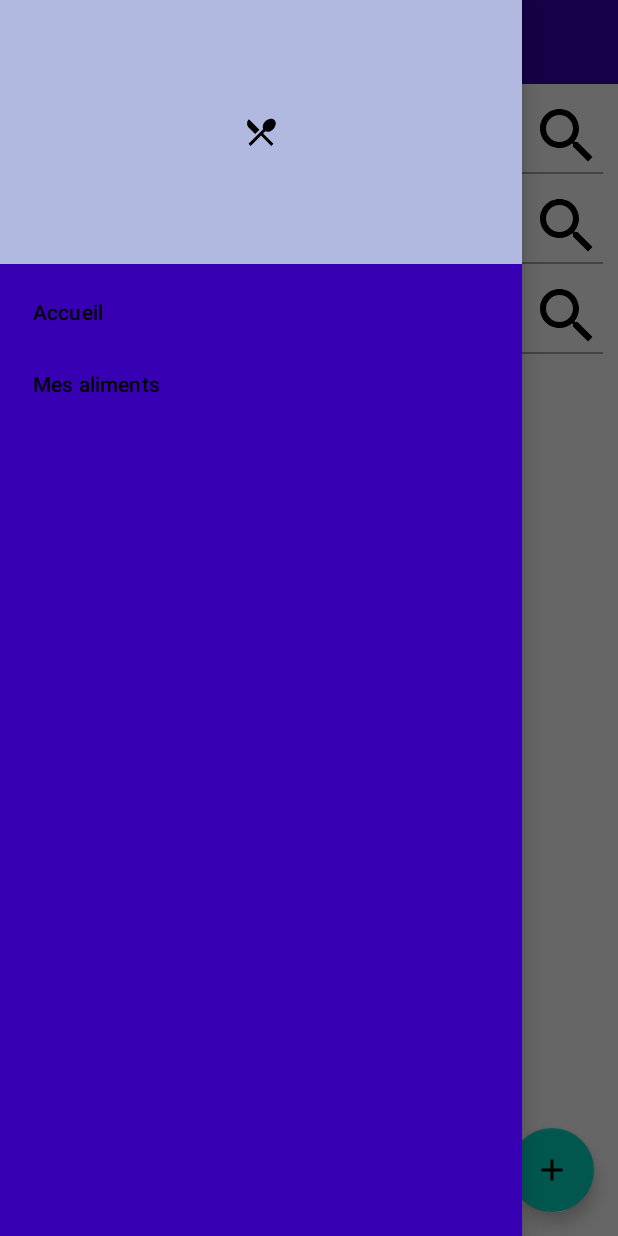
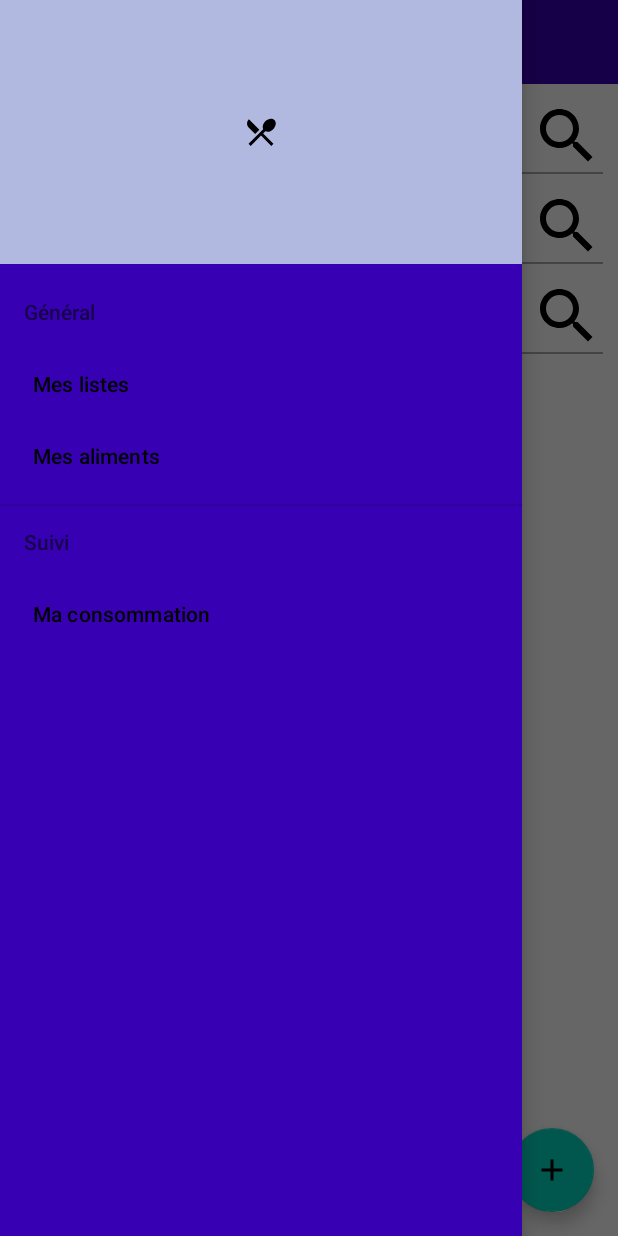
Before and after one commit to matthieudufon/ShoppingList, an Android app: the screen it shows after launch (MainActivity), with the side drawer open, on a phone screen of 412 x 824 dp. Run offline under Robolectric (Android 15) with nearby library versions, the phone set to English and light mode, and no system bars; our stand-ins replace Room's generated code.

Commit message:
Add bar chart fragment

```diff
--- a/app/build.gradle
+++ b/app/build.gradle
@@ -42,5 +42,6 @@ dependencies {
     androidTestImplementation 'androidx.test.espresso:espresso-core:3.5.0'
     annotationProcessor 'androidx.room:room-compiler:2.4.3'
     coreLibraryDesugaring 'com.android.tools:desugar_jdk_libs:1.0.9'
+    implementation 'com.github.PhilJay:MPAndroidChart:v3.1.0'
 
 }
--- a/app/src/main/java/fr/utt/if26/shoppinglist/AppDAO.java
+++ b/app/src/main/java/fr/utt/if26/shoppinglist/AppDAO.java
@@ -65,6 +65,9 @@ public interface AppDAO {
     @Query("SELECT * FROM aliment_table INNER JOIN compose_table ON compose_table.aliment_id = aliment_table.aliment_id WHERE liste_id = :listeId")
     LiveData<List<AlimentEntity>> selectAlimentByListe(int listeId);
 
+    @Query("SELECT * FROM aliment_table INNER JOIN compose_table ON compose_table.aliment_id = aliment_table.aliment_id")
+    LiveData<List<AlimentAndCompose>> selectAlimentAndCompose();
+
     @Query("SELECT * FROM aliment_table INNER JOIN compose_table ON compose_table.aliment_id = aliment_table.aliment_id WHERE compose_table.liste_id = :listeId ORDER BY compose_table.compose_coche, compose_table.compose_priorite, aliment_table.aliment_categorie")
     LiveData<List<AlimentAndCompose>> selectAlimentAndComposeByListe(int listeId);
 
--- a/app/src/main/java/fr/utt/if26/shoppinglist/AppRepository.java
+++ b/app/src/main/java/fr/utt/if26/shoppinglist/AppRepository.java
@@ -58,6 +58,10 @@ public class AppRepository {
         return appDAO.selectAlimentByListe(listeId);
     }
 
+    public LiveData<List<AlimentAndCompose>> getAlimentAndCompose() {
+        return appDAO.selectAlimentAndCompose();
+    }
+
     public LiveData<List<AlimentAndCompose>> getAlimentAndComposeByListe(int listeId) {
         return appDAO.selectAlimentAndComposeByListe(listeId);
     }
--- a/app/src/main/java/fr/utt/if26/shoppinglist/MainActivity.java
+++ b/app/src/main/java/fr/utt/if26/shoppinglist/MainActivity.java
@@ -47,7 +47,7 @@ public class MainActivity extends AppCompatActivity implements NavigationView.On
         drawerLayout.addDrawerListener(toggle);
         toggle.syncState();
         navigationView.setNavigationItemSelectedListener(this);
-        navigationView.setCheckedItem(R.id.home);
+        navigationView.setCheckedItem(R.id.listes);
 
         listeViewModel = new ViewModelProvider(this).get(ListeViewModel.class);
 
@@ -57,12 +57,16 @@ public class MainActivity extends AppCompatActivity implements NavigationView.On
     public boolean onNavigationItemSelected(@NonNull MenuItem item) {
         Fragment selectedFragment = null;
         switch (item.getItemId()) {
-            case R.id.home:
+            case R.id.listes:
                 selectedFragment = new MainFragment();
                 drawerLayout.closeDrawer(GravityCompat.START);
                 break;
             case R.id.aliments:
                 selectedFragment = new AlimentsFragment();
+                drawerLayout.closeDrawer(GravityCompat.START);
+                break;
+            case R.id.conso:
+                selectedFragment = new ConsoFragment();
                 drawerLayout.closeDrawer(GravityCompat.START);
                 break;
             default:
--- a/app/src/main/java/fr/utt/if26/shoppinglist/viewModels/AlimentViewModel.java
+++ b/app/src/main/java/fr/utt/if26/shoppinglist/viewModels/AlimentViewModel.java
@@ -35,6 +35,10 @@ public class AlimentViewModel extends AndroidViewModel {
         return repository.getAlimentByListe(listeId);
     }
 
+    public LiveData<List<AlimentAndCompose>> getAlimentAndCompose() {
+        return repository.getAlimentAndCompose();
+    }
+
     public LiveData<List<AlimentAndCompose>> getAlimentAndComposeByListe(int listeId) {
         return repository.getAlimentAndComposeByListe(listeId);
     }
--- a/app/src/main/res/menu/navigator_menu.xml
+++ b/app/src/main/res/menu/navigator_menu.xml
@@ -1,15 +1,26 @@
 <?xml version="1.0" encoding="utf-8"?>
 <menu xmlns:android="http://schemas.android.com/apk/res/android">
 
-    <group>
+    <item android:title="Général">
+        <menu>
             <item
-            android:id="@+id/home"
-            android:title="Accueil">
+                android:id="@+id/listes"
+                android:title="Mes listes">
             </item>
             <item
                 android:id="@+id/aliments"
                 android:title="Mes aliments">
             </item>
-    </group>
+        </menu>
+    </item>
+
+    <item android:title="Suivi">
+        <menu>
+            <item
+                android:id="@+id/conso"
+                android:title="Ma consommation">
+            </item>
+        </menu>
+    </item>
 
 </menu>
--- a/settings.gradle
+++ b/settings.gradle
@@ -10,6 +10,7 @@ dependencyResolutionManagement {
     repositories {
         google()
         mavenCentral()
+        maven { url 'https://jitpack.io' }
     }
 }
 rootProject.name = "ShoppingList"
```
Also changed, not shown: app/src/main/java/fr/utt/if26/shoppinglist/ConsoFragment.java (added, +122 -0 lines), app/src/main/res/layout/fragment_conso.xml (added, +36 -0 lines). Lines whose indentation alone changed are shown as unchanged.
